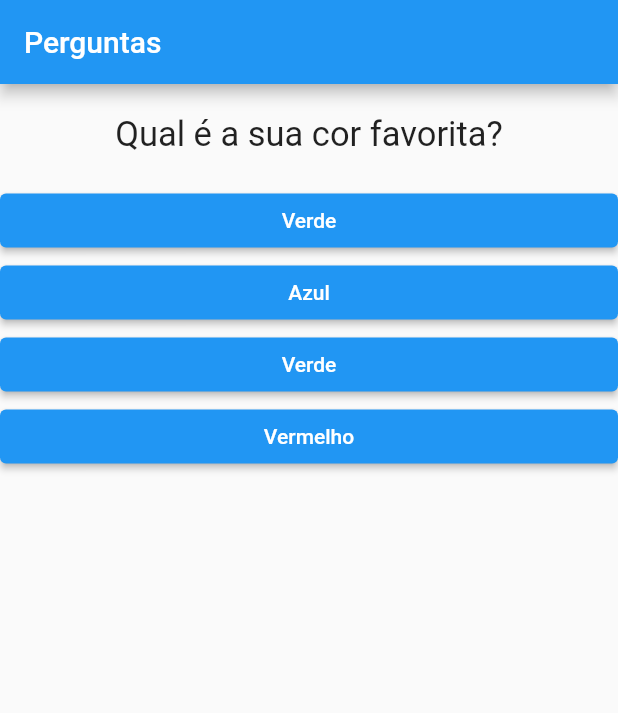
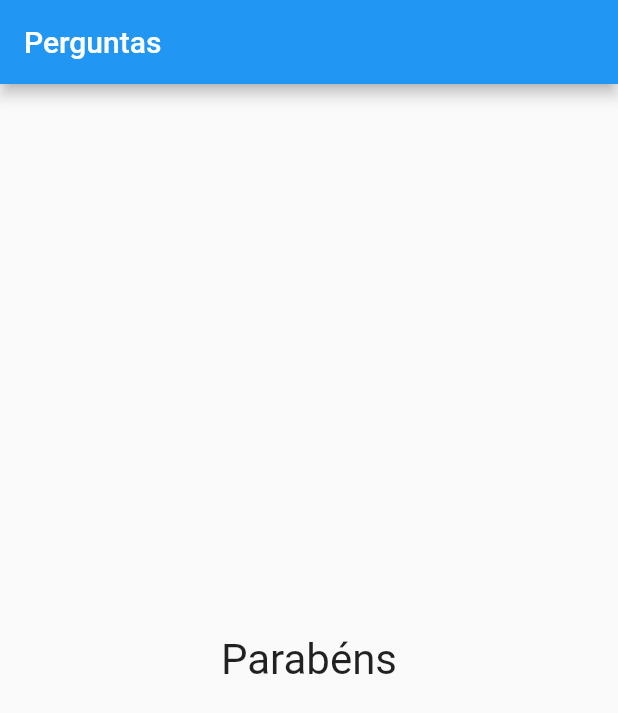
Before and after one commit to adejar12/flutter, a Flutter app: the screen it shows after launch, after a tap on "Verde", after a tap on "Gato", after a tap on "Batman", on a phone screen of 412 x 824 dp. Shown: the top 713 px of the screen. Run offline on Flutter 3.47's test engine with Material 2 defaults, Android fonts, the phone set to English and light mode, and no system bars.

Commit message:
feat: adicionando component ao finalizar o questionario

```diff
--- a/projeto_perguntas/lib/main.dart
+++ b/projeto_perguntas/lib/main.dart
@@ -28,13 +28,6 @@ class _PerguntaAppState extends State<PerguntaApp> {
   ];
 
   void _responder() {
-    if (_perguntaSelecionada + 1 == perguntas.length) {
-      setState(() {
-        _perguntaSelecionada = 0;
-      });
-      return;
-    }
-
     //Sempre que precisar renderizar, chame o setState
     //Parecido com o useState do React
     setState(() {
@@ -42,9 +35,14 @@ class _PerguntaAppState extends State<PerguntaApp> {
     });
   }
 
+  bool get temPerguntaSelecionada {
+    return _perguntaSelecionada < perguntas.length;
+  }
+
   @override
   Widget build(BuildContext context) {
-    List<String> respostas = perguntas[_perguntaSelecionada].respostas;
+    List<String> respostas =
+        temPerguntaSelecionada ? perguntas[_perguntaSelecionada].respostas : [];
     List<Widget> widgets =
         respostas.map((text) => BotaoResposta(text, _responder)).toList();
 
@@ -61,12 +59,19 @@ class _PerguntaAppState extends State<PerguntaApp> {
         appBar: AppBar(
           title: Text('Perguntas'),
         ),
-        body: Column(
-          children: [
-            TituloQuestao(perguntas[_perguntaSelecionada].pergunta),
-            ...widgets,
-          ],
-        ),
+        body: temPerguntaSelecionada
+            ? Column(
+                children: [
+                  TituloQuestao(perguntas[_perguntaSelecionada].pergunta),
+                  ...widgets,
+                ],
+              )
+            : Center(
+                child: Text(
+                  "Parabéns",
+                  style: TextStyle(fontSize: 28),
+                ),
+              ),
       ),
     );
   }
```
